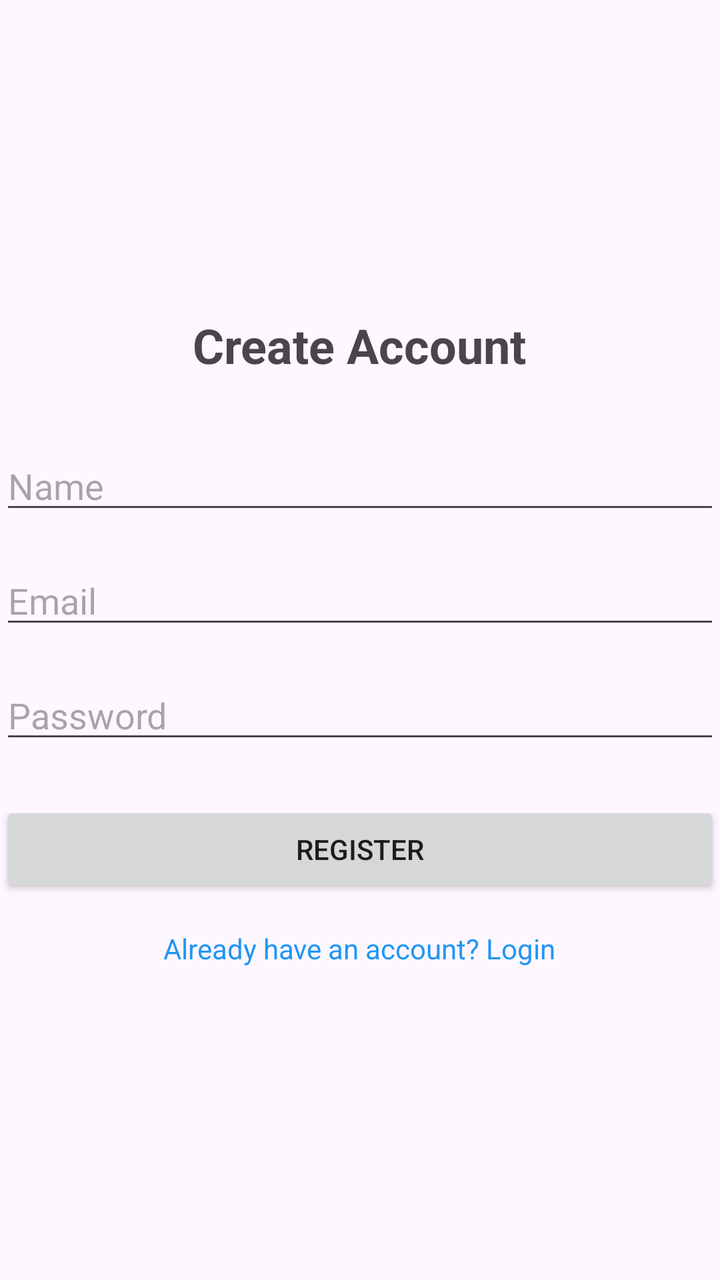
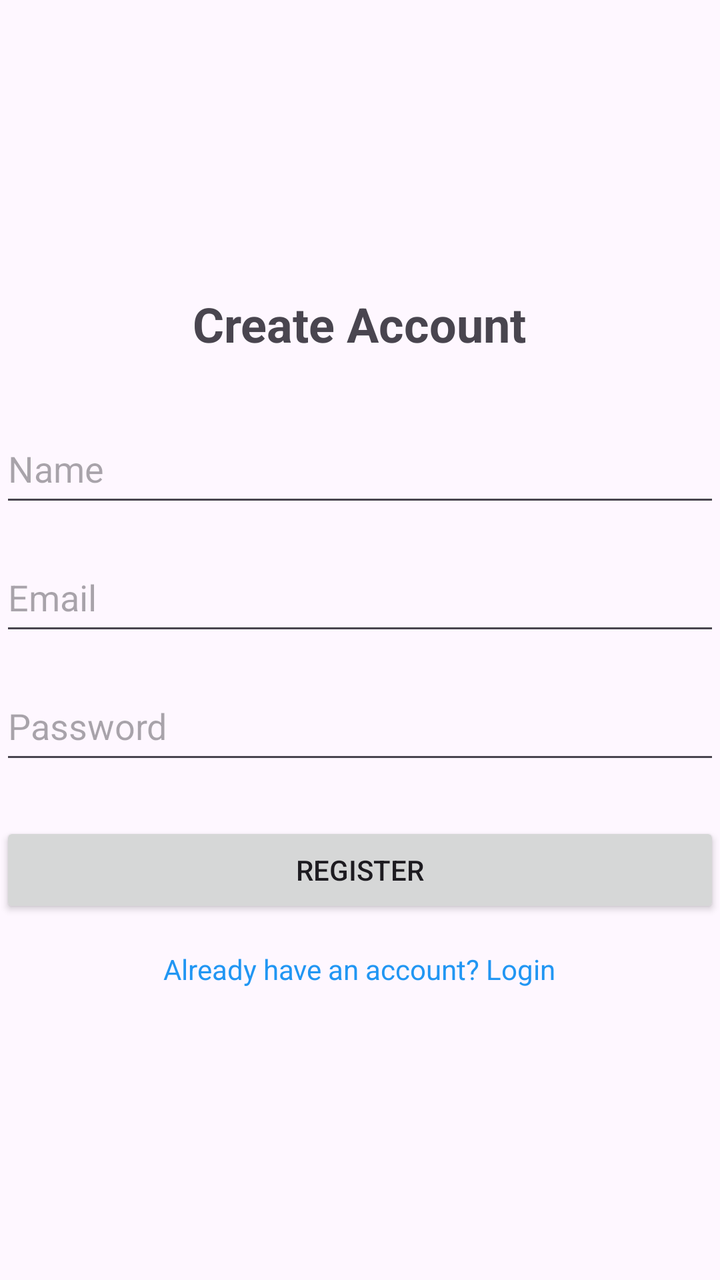

An Android layout rendered at two revisions. The XML below is the earlier revision; the diff shows what the commit changed to produce the second picture.
<!-- AndroidManifest.xml: application theme Theme.TaskManager -->
<!-- res/layout/activity_register.xml -->
<?xml version="1.0" encoding="utf-8"?>
<LinearLayout xmlns:android="http://schemas.android.com/apk/res/android"
    android:layout_width="match_parent"
    android:layout_height="match_parent"
    android:fitsSystemWindows="true"
    android:orientation="vertical"
    android:gravity="center">

    <TextView
        android:id="@+id/tvTitle"
        android:layout_width="wrap_content"
        android:layout_height="wrap_content"
        android:text="Create Account"
        android:textSize="24sp"
        android:textStyle="bold"
        android:layout_marginBottom="32dp" />

    <EditText
        android:id="@+id/etName"
        android:layout_width="match_parent"
        android:layout_height="wrap_content"
        android:hint="Name"
        android:inputType="textPersonName"
        android:layout_marginBottom="16dp" />

    <EditText
        android:id="@+id/etEmail"
        android:layout_width="match_parent"
        android:layout_height="wrap_content"
        android:hint="Email"
        android:inputType="textEmailAddress"
        android:layout_marginBottom="16dp" />

    <EditText
        android:id="@+id/etPassword"
        android:layout_width="match_parent"
        android:layout_height="wrap_content"
        android:hint="Password"
        android:inputType="textPassword"
        android:layout_marginBottom="24dp" />

    <Button
        android:id="@+id/btnRegister"
        android:layout_width="match_parent"
        android:layout_height="wrap_content"
        android:text="Register" />

    <TextView
        android:id="@+id/tvGoToLogin"
        android:layout_width="wrap_content"
        android:layout_height="wrap_content"
        android:text="Already have an account? Login"
        android:layout_marginTop="16dp"
        android:textColor="#2196F3" />

    <ProgressBar
        android:id="@+id/progressBar"
        android:layout_width="wrap_content"
        android:layout_height="wrap_content"
        android:layout_marginTop="16dp"
        android:visibility="gone" />

</LinearLayout>
<!-- resources referenced by this layout -->
<resources>
  <style name="Theme.TaskManager" parent="Base.Theme.TaskManager" />
  <style name="Base.Theme.TaskManager" parent="Theme.Material3.DayNight.NoActionBar">
          
          
      </style>
</resources>

<!-- the commit's change to res/layout/activity_register.xml (unified diff, before → after) -->
@@ -21,7 +21,9 @@
         android:layout_height="wrap_content"
         android:hint="Name"
         android:inputType="textPersonName"
-        android:layout_marginBottom="16dp" />
+        android:paddingTop="12dp"
+        android:paddingBottom="12dp"
+        android:layout_marginBottom="16dp"/>
 
     <EditText
         android:id="@+id/etEmail"
@@ -29,6 +31,8 @@
         android:layout_height="wrap_content"
         android:hint="Email"
         android:inputType="textEmailAddress"
+        android:paddingTop="12dp"
+        android:paddingBottom="12dp"
         android:layout_marginBottom="16dp" />
 
     <EditText
@@ -37,7 +41,9 @@
         android:layout_height="wrap_content"
         android:hint="Password"
         android:inputType="textPassword"
-        android:layout_marginBottom="24dp" />
+        android:paddingTop="12dp"
+        android:paddingBottom="12dp"
+        android:layout_marginBottom="24dp"/>
 
     <Button
         android:id="@+id/btnRegister"
